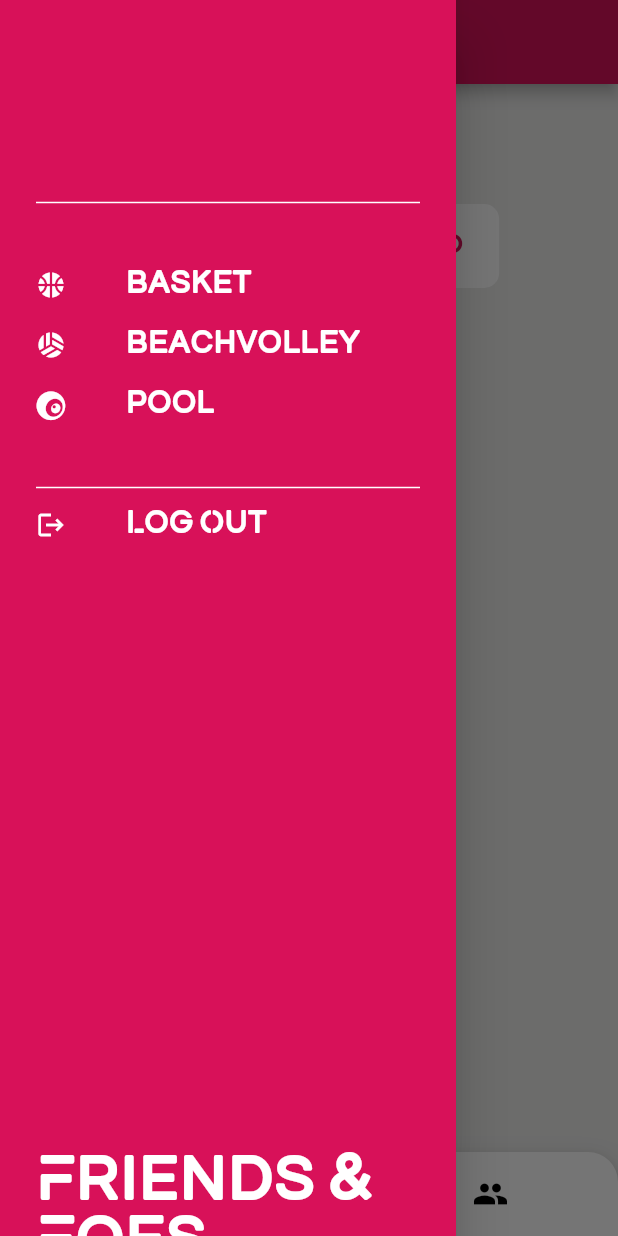
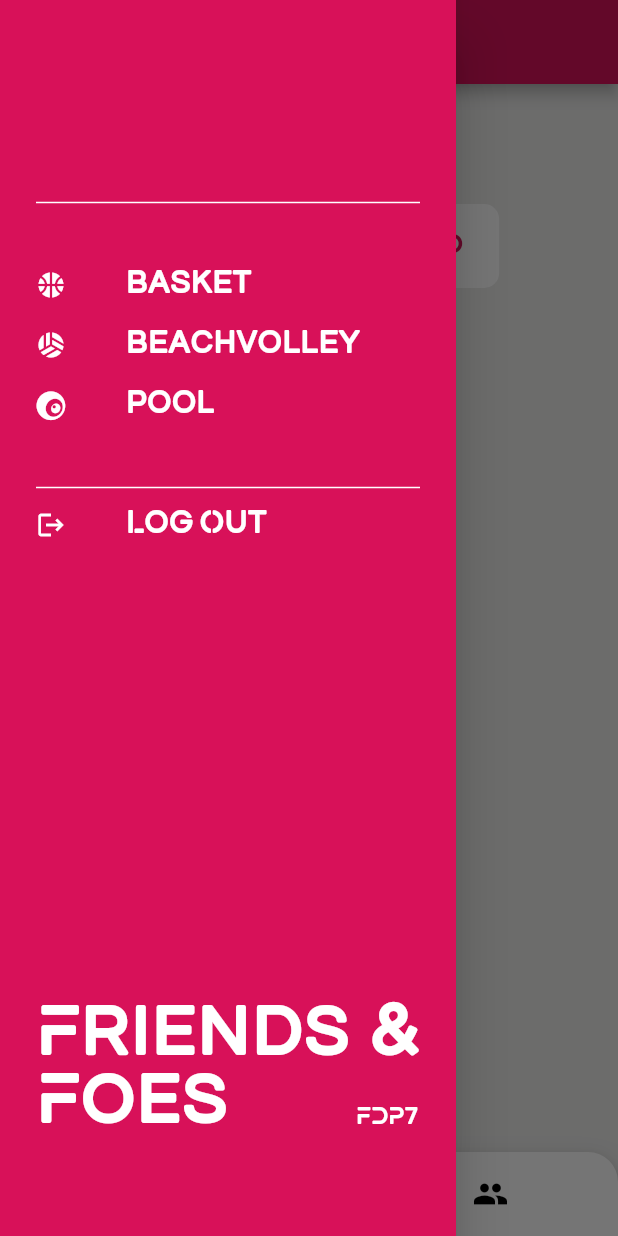
Before and after one commit to fdp7/beachvolleyapp-flutter, a Flutter app: the Home screen opened directly, with the side drawer open, on a phone screen of 412 x 824 dp. Run offline on Flutter 3.47's test engine with Material 2 defaults, Android fonts, the phone set to English and light mode, and no system bars; drawn by our look-alikes of animated_bottom_navigation_bar, pull_to_refresh; our stand-ins replace flutter_login, flutter_secure_storage, font_awesome_flutter, multi_select_flutter, numberpicker and 2 more; missing offline and left inert: dart:ffi; accounts and stored records are empty; network calls fail.

Commit message:
change app title label in sidebar widget

```diff
--- a/beachvolley_flutter/lib/sideBar_widget.dart
+++ b/beachvolley_flutter/lib/sideBar_widget.dart
@@ -46,8 +46,31 @@ class SideBar extends StatelessWidget {
                   icon: Icons.logout,
                   onPressed: ()=> logOut(context)
               ),
-              const SizedBox(height: 400,),
-              const Text("Friends & Foes", style: TextStyle(color: Colors.white, fontSize: 40),),
+              const SizedBox(height: 300,),
+              RichText(
+                text: const TextSpan(
+                  text: "Friends & Foes",
+                  style: TextStyle(color: Colors.white, fontSize: 45, fontFamily: "Gaoel"),
+                  children: [
+                    TextSpan(
+                      text: "         ",
+                    ),
+                    TextSpan(
+                        text: "FDP7",
+                        style: TextStyle(color: Colors.white, fontSize: 15, fontFamily: "Gaoel")
+                    )
+                  ]
+                ),
+                textAlign: TextAlign.justify,
+              )
+              /*const Text("Friends & Foes",
+                style: TextStyle(color: Colors.white, fontSize: 45),
+                textAlign: TextAlign.justify,
+              ),
+              const Text("                                                                                  FDP7",
+                style: TextStyle(color: Colors.white, fontSize: 12),
+                textAlign: TextAlign.end,
+              )*/
             ],
           ),
         )
```
